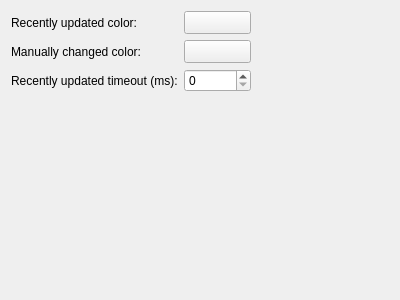
The window that ground/openpilotgcs/src/plugins/uavobjectbrowser/uavobjectbrowseroptionspage.ui (openpilot/OpenPilot) describes before a commit, drawn with Qt 5.
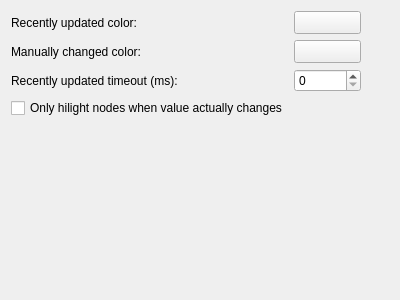
The same window after the commit. Custom widgets are drawn as their Qt base class.

Commit message: OP-642 Added <category> element which is a string in uavo object type definition to be used in uavo browser to categorise uavo:s visually into subtrees. Category value is assigned in generated code and accessible via getter method. OP-644 Fixed option for uavo browser to enable disable hilights for objects which values wasn't really changed to indicate stream activity in uavo object tree.

Diff of the .ui file:
```diff
--- a/ground/openpilotgcs/src/plugins/uavobjectbrowser/uavobjectbrowseroptionspage.ui
+++ b/ground/openpilotgcs/src/plugins/uavobjectbrowser/uavobjectbrowseroptionspage.ui
@@ -48,7 +48,7 @@
      </property>
     </spacer>
    </item>
-   <item row="4" column="3">
+   <item row="5" column="3">
     <spacer name="verticalSpacer">
      <property name="orientation">
       <enum>Qt::Vertical</enum>
@@ -115,6 +115,13 @@
      </property>
     </widget>
    </item>
+   <item row="4" column="0">
+    <widget class="QCheckBox" name="hilightBox">
+     <property name="text">
+      <string>Only hilight nodes when value actually changes</string>
+     </property>
+    </widget>
+   </item>
   </layout>
  </widget>
  <customwidgets>
```
The commit also changes 16 other files.
